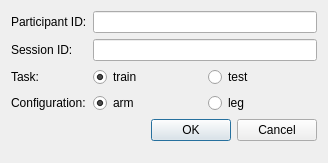
First picture: the form in pygesture/ui/templates/new_session_template.ui, repository ixjlyons/pygesture, before the edit.
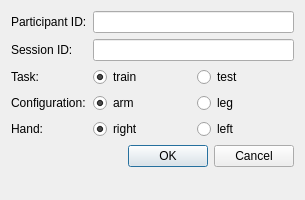
Second picture: the form after the edit.

Commit message: Implemented functionality for left-handed users.

```diff
--- a/pygesture/ui/templates/new_session_template.ui
+++ b/pygesture/ui/templates/new_session_template.ui
@@ -9,8 +9,8 @@
    <rect>
     <x>0</x>
     <y>0</y>
-    <width>328</width>
-    <height>163</height>
+    <width>305</width>
+    <height>200</height>
    </rect>
   </property>
   <property name="sizePolicy">
@@ -117,7 +117,41 @@
      </item>
     </layout>
    </item>
-   <item row="4" column="0" colspan="2">
+   <item row="4" column="0">
+    <widget class="QLabel" name="label_2">
+     <property name="text">
+      <string>Hand:</string>
+     </property>
+    </widget>
+   </item>
+   <item row="4" column="1">
+    <layout class="QHBoxLayout" name="horizontalLayout_3">
+     <item>
+      <widget class="QRadioButton" name="radioButton">
+       <property name="text">
+        <string>right</string>
+       </property>
+       <property name="checked">
+        <bool>true</bool>
+       </property>
+       <attribute name="buttonGroup">
+        <string notr="true">handGroup</string>
+       </attribute>
+      </widget>
+     </item>
+     <item>
+      <widget class="QRadioButton" name="radioButton_2">
+       <property name="text">
+        <string>left</string>
+       </property>
+       <attribute name="buttonGroup">
+        <string notr="true">handGroup</string>
+       </attribute>
+      </widget>
+     </item>
+    </layout>
+   </item>
+   <item row="5" column="0" colspan="2">
     <widget class="QDialogButtonBox" name="buttonBox">
      <property name="orientation">
       <enum>Qt::Horizontal</enum>
```
Left out of the diff: 1 changed line with no effect on the pictures. The commit also changes 6 other files.
